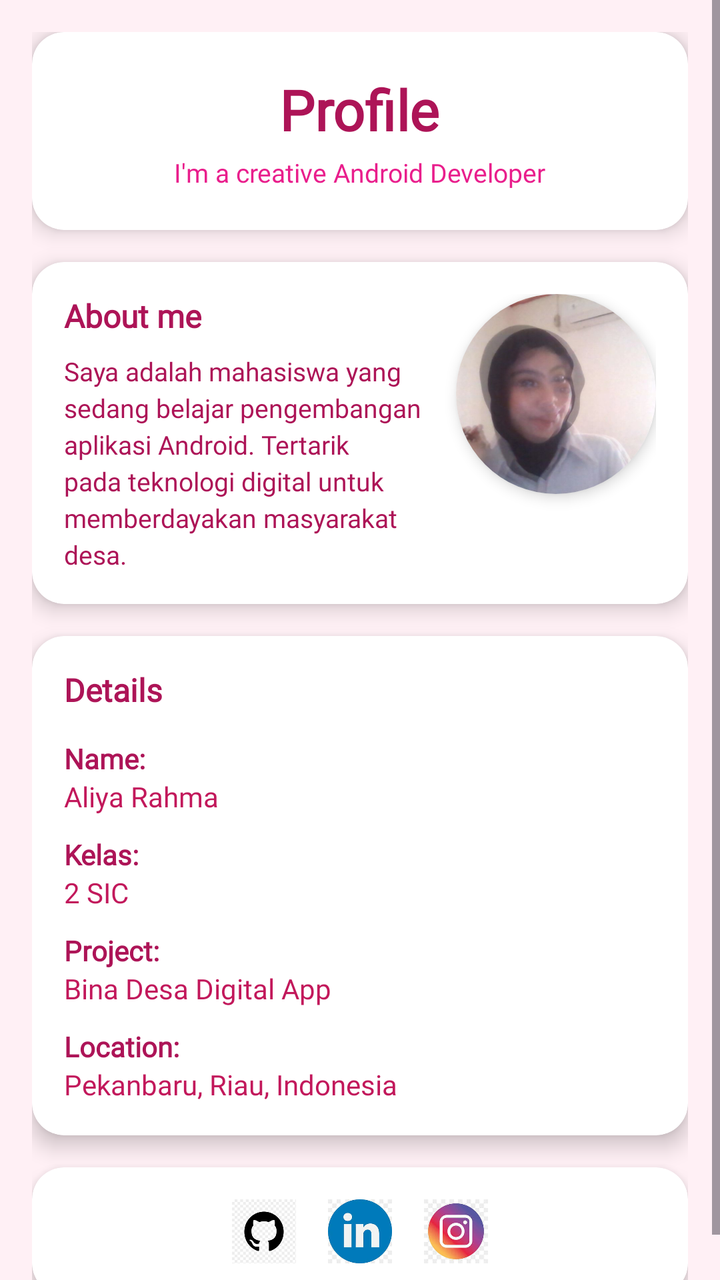
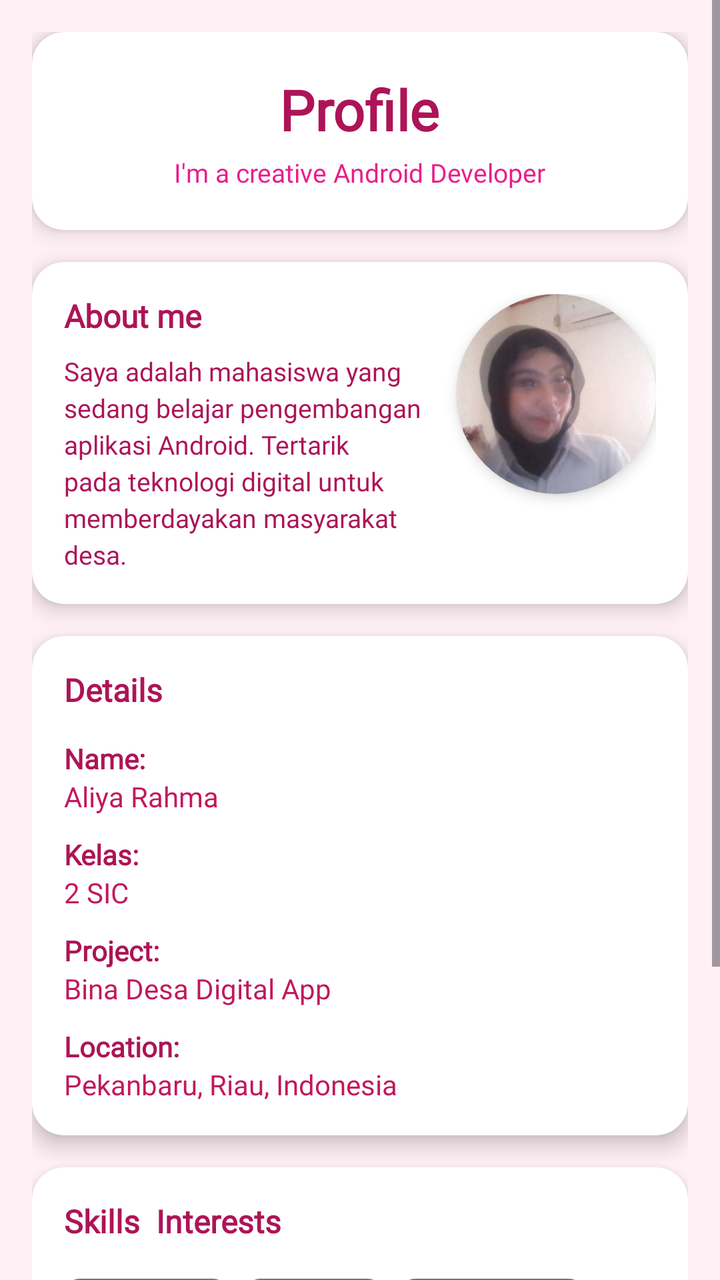

Compare the two renders of this Android layout. The source of the first and the diff that turns it into the second are given below.
<!-- AndroidManifest.xml: application theme Theme.Aliyablush -->
<!-- res/layout/fragment_profile.xml -->
<?xml version="1.0" encoding="utf-8"?>
<ScrollView xmlns:android="http://schemas.android.com/apk/res/android"
    xmlns:app="http://schemas.android.com/apk/res-auto"
    android:layout_width="match_parent"
    android:layout_height="match_parent"
    android:background="#FFF0F5">

    <LinearLayout
        android:layout_width="match_parent"
        android:layout_height="wrap_content"
        android:orientation="vertical"
        android:padding="16dp">

        
        <androidx.cardview.widget.CardView
            android:layout_width="match_parent"
            android:layout_height="wrap_content"
            android:layout_marginBottom="16dp"
            app:cardCornerRadius="16dp"
            app:cardElevation="6dp">

            <LinearLayout
                android:layout_width="match_parent"
                android:layout_height="wrap_content"
                android:orientation="vertical"
                android:padding="20dp"
                android:gravity="center">

                <TextView
                    android:layout_width="wrap_content"
                    android:layout_height="wrap_content"
                    android:text="Profile"
                    android:fontFamily="@font/angkor"
                    android:textSize="28sp"
                    android:textStyle="bold"
                    android:textColor="#AD1457" />

                <TextView
                    android:layout_width="wrap_content"
                    android:layout_height="wrap_content"
                    android:text="I'm a creative Android Developer"
                    android:fontFamily="@font/poppins_boldd"
                    android:textSize="13sp"
                    android:textColor="#E91E8C"
                    android:layout_marginTop="4dp" />
            </LinearLayout>
        </androidx.cardview.widget.CardView>

        
        <androidx.cardview.widget.CardView
            android:layout_width="match_parent"
            android:layout_height="wrap_content"
            android:layout_marginBottom="16dp"
            app:cardCornerRadius="16dp"
            app:cardElevation="6dp">

            <LinearLayout
                android:layout_width="match_parent"
                android:layout_height="wrap_content"
                android:padding="16dp"
                android:orientation="horizontal">

                <LinearLayout
                    android:layout_width="0dp"
                    android:layout_height="wrap_content"
                    android:layout_weight="1"
                    android:orientation="vertical"
                    android:paddingEnd="12dp">

                    <TextView
                        android:layout_width="wrap_content"
                        android:layout_height="wrap_content"
                        android:text="About me"
                        android:fontFamily="@font/poppins_boldd"
                        android:textSize="16sp"
                        android:textStyle="bold"
                        android:textColor="#AD1457"
                        android:layout_marginBottom="8dp" />

                    <TextView
                        android:layout_width="wrap_content"
                        android:layout_height="wrap_content"
                        android:text="Saya adalah mahasiswa yang sedang belajar pengembangan aplikasi Android. Tertarik pada teknologi digital untuk memberdayakan masyarakat desa."
                       android:fontFamily="@font/poppins_regularr"
                        android:textSize="13sp"
                        android:textColor="#AD1457"
                        android:lineSpacingExtra="3dp" />
                </LinearLayout>

                <androidx.cardview.widget.CardView
                    android:layout_width="100dp"
                    android:layout_height="100dp"
                    app:cardCornerRadius="50dp"
                    app:cardElevation="4dp">

                    <ImageView
                        android:layout_width="match_parent"
                        android:layout_height="match_parent"
                        android:src="@drawable/aliya"
                        android:scaleType="centerCrop" />
                </androidx.cardview.widget.CardView>

            </LinearLayout>
        </androidx.cardview.widget.CardView>

        
        <androidx.cardview.widget.CardView
            android:layout_width="match_parent"
            android:layout_height="wrap_content"
            android:layout_marginBottom="16dp"
            app:cardCornerRadius="16dp"
            app:cardElevation="6dp">

            <LinearLayout
                android:layout_width="match_parent"
                android:layout_height="wrap_content"
                android:padding="16dp"
                android:orientation="vertical">

                <TextView
                    android:layout_width="wrap_content"
                    android:layout_height="wrap_content"
                    android:text="Details"
                    android:fontFamily="@font/poppins_boldd"
                    android:textSize="16sp"
                    android:textStyle="bold"
                    android:textColor="#AD1457"
                    android:layout_marginBottom="14dp" />

                <TextView
                    android:layout_width="wrap_content"
                    android:layout_height="wrap_content"
                    android:text="Name:"
                    android:fontFamily="@font/poppins_boldd"
                    android:textStyle="bold"
                    android:textColor="#AD1457" />

                <TextView
                    android:layout_width="wrap_content"
                    android:layout_height="wrap_content"
                    android:text="Aliya Rahma"
                    android:fontFamily="@font/poppins_regularr"
                    android:textColor="#C2185B"
                    android:layout_marginBottom="10dp" />

                <TextView
                    android:layout_width="wrap_content"
                    android:layout_height="wrap_content"
                    android:text="Kelas:"
                    android:fontFamily="@font/poppins_boldd"
                    android:textStyle="bold"
                    android:textColor="#AD1457" />

                <TextView
                    android:layout_width="wrap_content"
                    android:layout_height="wrap_content"
                    android:text="2 SIC"
                    android:fontFamily="@font/poppins_regularr"
                    android:textColor="#C2185B"
                    android:layout_marginBottom="10dp" />

                <TextView
                    android:layout_width="wrap_content"
                    android:layout_height="wrap_content"
                    android:text="Project:"
                    android:fontFamily="@font/poppins_boldd"
                    android:textStyle="bold"
                    android:textColor="#AD1457" />

                <TextView
                    android:layout_width="wrap_content"
                    android:layout_height="wrap_content"
                    android:text="Bina Desa Digital App"
                    android:fontFamily="@font/poppins_regularr"
                    android:textColor="#C2185B"
                    android:layout_marginBottom="10dp" />

                <TextView
                    android:layout_width="wrap_content"
                    android:layout_height="wrap_content"
                    android:text="Location:"
                    android:fontFamily="@font/poppins_boldd"
                    android:textStyle="bold"
                    android:textColor="#AD1457" />

                <TextView
                    android:layout_width="wrap_content"
                    android:layout_height="wrap_content"
                    android:text="Pekanbaru, Riau, Indonesia"
                    android:fontFamily="@font/poppins_regularr"
                    android:textColor="#C2185B" />

            </LinearLayout>
        </androidx.cardview.widget.CardView>

        
        <androidx.cardview.widget.CardView
            android:layout_width="match_parent"
            android:layout_height="wrap_content"
            app:cardCornerRadius="16dp"
            app:cardElevation="6dp">

            <LinearLayout
                android:layout_width="match_parent"
                android:layout_height="wrap_content"
                android:padding="16dp"
                android:orientation="horizontal"
                android:gravity="center">

                <ImageView
                    android:id="@+id/icGithub"
                    android:layout_width="32dp"
                    android:layout_height="32dp"
                    android:src="@drawable/github"
                    android:layout_marginEnd="16dp"
                    android:contentDescription="GitHub" />

                <ImageView
                    android:id="@+id/icLinkedin"
                    android:layout_width="32dp"
                    android:layout_height="32dp"
                    android:src="@drawable/linkedin"
                    android:layout_marginEnd="16dp"
                    android:contentDescription="LinkedIn" />

                <ImageView
                    android:id="@+id/icInstagram"
                    android:layout_width="32dp"
                    android:layout_height="32dp"
                    android:src="@drawable/instagram"
                    android:contentDescription="Instagram" />

            </LinearLayout>
        </androidx.cardview.widget.CardView>

    </LinearLayout>
</ScrollView>
<!-- resources referenced by this layout -->
<resources>
  <!-- drawable aliya: jpg bitmap (drawable, 27479 bytes) -->
  <!-- drawable github: png bitmap (drawable, 3590 bytes) -->
  <!-- drawable instagram: jpg bitmap (drawable, 9203 bytes) -->
  <!-- drawable linkedin: jpg bitmap (drawable, 7112 bytes) -->
  <style name="Theme.Aliyablush" parent="Base.Theme.Aliyablush" />
  <style name="Base.Theme.Aliyablush" parent="Theme.Material3.DayNight.NoActionBar">
          
          
      </style>
</resources>

<!-- the commit's change to res/layout/fragment_profile.xml (unified diff, before → after) -->
@@ -81,7 +81,7 @@
                         android:layout_width="wrap_content"
                         android:layout_height="wrap_content"
                         android:text="Saya adalah mahasiswa yang sedang belajar pengembangan aplikasi Android. Tertarik pada teknologi digital untuk memberdayakan masyarakat desa."
-                       android:fontFamily="@font/poppins_regularr"
+                        android:fontFamily="@font/poppins_regularr"
                         android:textSize="13sp"
                         android:textColor="#AD1457"
                         android:lineSpacingExtra="3dp" />
@@ -191,6 +191,62 @@
                     android:textColor="#C2185B" />
 
             </LinearLayout>
+        </androidx.cardview.widget.CardView>
+
+        
+        <androidx.cardview.widget.CardView
+            android:layout_width="match_parent"
+            android:layout_height="wrap_content"
+            android:layout_marginBottom="16dp"
+            app:cardCornerRadius="16dp"
+            app:cardElevation="6dp">
+
+            <LinearLayout
+                android:layout_width="match_parent"
+                android:layout_height="wrap_content"
+                android:orientation="vertical"
+                android:padding="16dp">
+
+                <TextView
+                    android:layout_width="wrap_content"
+                    android:layout_height="wrap_content"
+                    android:text="Skills  Interests"
+                    android:fontFamily="@font/poppins_boldd"
+                    android:textStyle="bold"
+                    android:textSize="16sp"
+                    android:textColor="#AD1457"
+                    android:layout_marginBottom="10dp"/>
+
+                <com.google.android.material.chip.ChipGroup
+                    android:id="@+id/chipGroupFilter"
+                    android:layout_width="wrap_content"
+                    android:layout_height="wrap_content"
+                    app:singleSelection="false">
+
+                    <com.google.android.material.chip.Chip
+                        android:layout_width="wrap_content"
+                        android:layout_height="wrap_content"
+                        android:text="Android"/>
+
+                    <com.google.android.material.chip.Chip
+                        android:layout_width="wrap_content"
+                        android:layout_height="wrap_content"
+                        android:text="Kotlin"/>
+
+                    <com.google.android.material.chip.Chip
+                        android:layout_width="wrap_content"
+                        android:layout_height="wrap_content"
+                        android:text="UI Design"/>
+
+                    <com.google.android.material.chip.Chip
+                        android:layout_width="wrap_content"
+                        android:layout_height="wrap_content"
+                        android:text="Bina Desa"/>
+
+                </com.google.android.material.chip.ChipGroup>
+
+            </LinearLayout>
+
         </androidx.cardview.widget.CardView>
 
         
